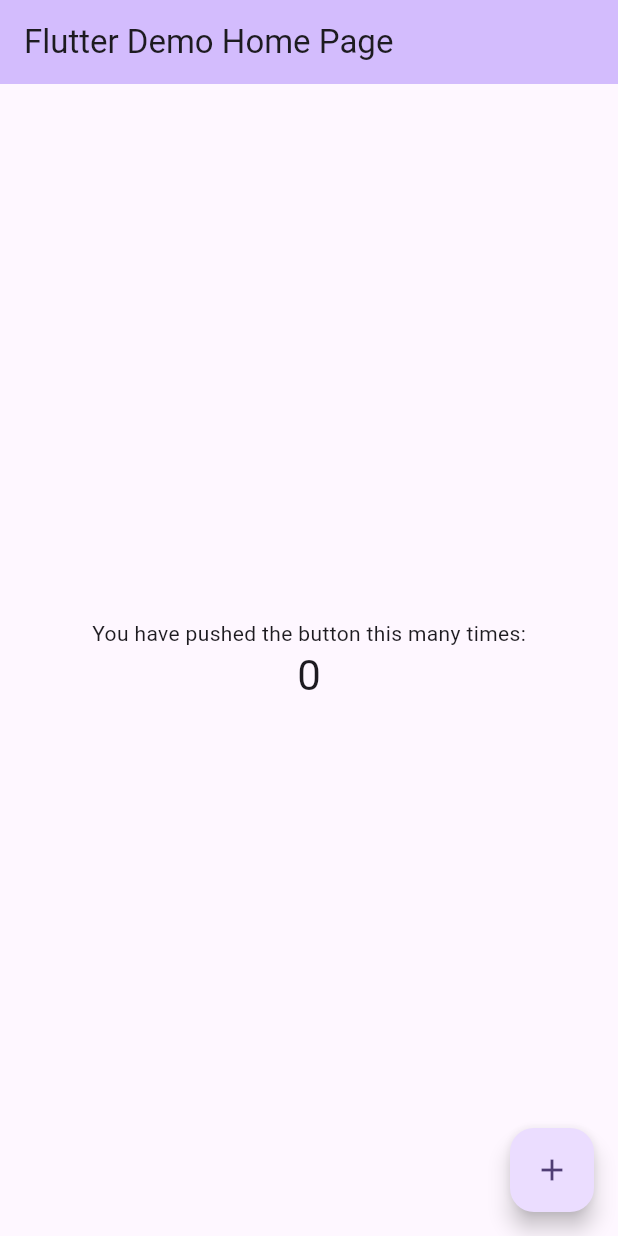
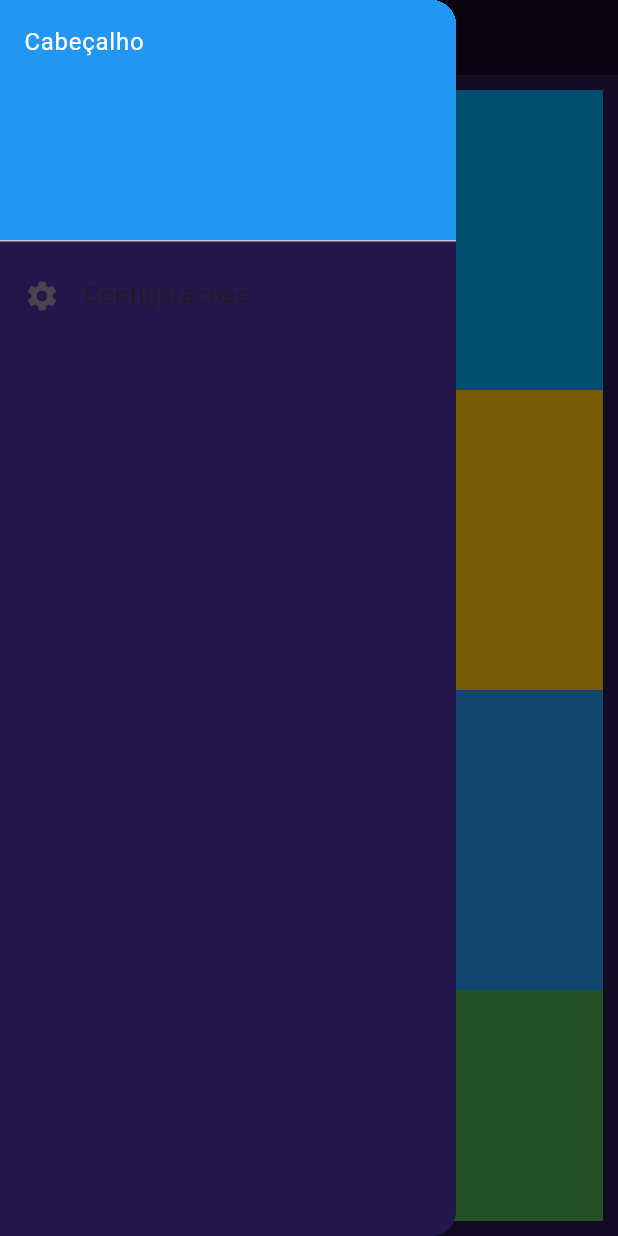
Before and after one commit to LucasMalaquias134/AgendaClienteApp, a Flutter app: the screen it shows after launch, with the side drawer open (before the commit the screen has no drawer), on a phone screen of 412 x 824 dp. Run offline on Flutter 3.47's test engine with Material 3 defaults, Android fonts, the phone set to English and light mode, and no system bars.

Commit message:
primeiras modificações

```diff
--- /dev/null
+++ b/lib/ajudantes/appbargeral.dart
@@ -0,0 +1,20 @@
+import 'package:flutter/material.dart';
+
+class Appbargeral extends StatelessWidget implements PreferredSizeWidget {
+  const new({super.key});
+
+  @override
+  Size get preferredSize => Size.fromHeight(50);
+
+  @override
+  Widget build(BuildContext context) {
+    return AppBar(
+      title: Text(
+        "Usuário",
+        style: TextStyle(color: Color.fromARGB(255, 255, 255, 255)),
+      ),
+      backgroundColor: Color.fromARGB(255, 19, 13, 38),
+      iconTheme: const IconThemeData(color: Color.fromARGB(255, 255, 255, 255)),
+    );
+  }
+}
--- /dev/null
+++ b/lib/ajudantes/drawergeral.dart
@@ -0,0 +1,36 @@
+import 'package:agendacliente/pages/configuracao.dart';
+import 'package:flutter/material.dart';
+
+class Drawergeral extends StatefulWidget {
+  const new({super.key});
+
+  @override
+  State<Drawergeral> createState() => _DrawergeralState();
+}
+
+class _DrawergeralState extends State<Drawergeral> {
+  @override
+  Widget build(BuildContext context) {
+    return Drawer(
+      backgroundColor: Color.fromARGB(255, 36, 23, 76),
+      child: ListView(
+        children: [
+          const DrawerHeader(
+            decoration: BoxDecoration(color: Colors.blue),
+            child: Text('Cabeçalho', style: TextStyle(color: Colors.white)),
+          ),
+          ListTile(
+            leading: const Icon(Icons.settings),
+            title: const Text('Configurações'),
+            onTap: () {
+              Navigator.pushReplacement(
+                context,
+                MaterialPageRoute(builder: (context) => const Configuracao()),
+              );
+            },
+          ),
+        ],
+      ),
+    );
+  }
+}
--- a/lib/main.dart
+++ b/lib/main.dart
@@ -1,3 +1,4 @@
+import 'package:agendacliente/splashes/splash1.dart';
 import 'package:flutter/material.dart';
 
 void main() {
@@ -11,112 +12,10 @@ class MyApp extends StatelessWidget {
   @override
   Widget build(BuildContext context) {
     return MaterialApp(
+      debugShowCheckedModeBanner: false,
       title: 'Flutter Demo',
-      theme: ThemeData(
-        // This is the theme of your application.
-        //
-        // TRY THIS: Try running your application with "flutter run". You'll see
-        // the application has a purple toolbar. Then, without quitting the app,
-        // try changing the seedColor in the colorScheme below to Colors.green
-        // and then invoke "hot reload" (save your changes or press the "hot
-        // reload" button in a Flutter-supported IDE, or press "r" if you used
-        // the command line to start the app).
-        //
-        // Notice that the counter didn't reset back to zero; the application
-        // state is not lost during the reload. To reset the state, use hot
-        // restart instead.
-        //
-        // This works for code too, not just values: Most code changes can be
-        // tested with just a hot reload.
-        colorScheme: .fromSeed(seedColor: Colors.deepPurple),
-      ),
-      home: const MyHomePage(title: 'Flutter Demo Home Page'),
+      theme: ThemeData(colorScheme: .fromSeed(seedColor: Colors.deepPurple)),
+      home: const Splash1(),
     );
   }
 }
-
-class MyHomePage extends StatefulWidget {
-  const MyHomePage({super.key, required this.title});
-
-  // This widget is the home page of your application. It is stateful, meaning
-  // that it has a State object (defined below) that contains fields that affect
-  // how it looks.
-
-  // This class is the configuration for the state. It holds the values (in this
-  // case the title) provided by the parent (in this case the App widget) and
-  // used by the build method of the State. Fields in a Widget subclass are
-  // always marked "final".
-
-  final String title;
-
-  @override
-  State<MyHomePage> createState() => _MyHomePageState();
-}
-
-class _MyHomePageState extends State<MyHomePage> {
-  int _counter = 0;
-
-  void _incrementCounter() {
-    setState(() {
-      // This call to setState tells the Flutter framework that something has
-      // changed in this State, which causes it to rerun the build method below
-      // so that the display can reflect the updated values. If we changed
-      // _counter without calling setState(), then the build method would not be
-      // called again, and so nothing would appear to happen.
-      _counter++;
-    });
-  }
-
-  @override
-  Widget build(BuildContext context) {
-    // This method is rerun every time setState is called, for instance as done
-    // by the _incrementCounter method above.
-    //
-    // The Flutter framework has been optimized to make rerunning build methods
-    // fast, so that you can just rebuild anything that needs updating rather
-    // than having to individually change instances of widgets.
-    return Scaffold(
-      appBar: AppBar(
-        // TRY THIS: Try changing the color here to a specific color (to
-        // Colors.amber, perhaps?) and trigger a hot reload to see the AppBar
-        // change color while the other colors stay the same.
-        backgroundColor: Theme.of(context).colorScheme.inversePrimary,
-        // Here we take the value from the MyHomePage object that was created by
-        // the App.build method, and use it to set our appbar title.
-        title: Text(widget.title),
-      ),
-      body: Center(
-        // Center is a layout widget. It takes a single child and positions it
-        // in the middle of the parent.
-        child: Column(
-          // Column is also a layout widget. It takes a list of children and
-          // arranges them vertically. By default, it sizes itself to fit its
-          // children horizontally, and tries to be as tall as its parent.
-          //
-          // Column has various properties to control how it sizes itself and
-          // how it positions its children. Here we use mainAxisAlignment to
-          // center the children vertically; the main axis here is the vertical
-          // axis because Columns are vertical (the cross axis would be
-          // horizontal).
-          //
-          // TRY THIS: Invoke "debug painting" (choose the "Toggle Debug Paint"
-          // action in the IDE, or press "p" in the console), to see the
-          // wireframe for each widget.
-          mainAxisAlignment: .center,
-          children: [
-            const Text('You have pushed the button this many times:'),
-            Text(
-              '$_counter',
-              style: Theme.of(context).textTheme.headlineMedium,
-            ),
-          ],
-        ),
-      ),
-      floatingActionButton: FloatingActionButton(
-        onPressed: _incrementCounter,
-        tooltip: 'Increment',
-        child: const Icon(Icons.add),
-      ),
-    );
-  }
-}
--- /dev/null
+++ b/lib/pages/home.dart
@@ -0,0 +1,35 @@
+import 'package:agendacliente/ajudantes/appbargeral.dart';
+import 'package:agendacliente/ajudantes/drawergeral.dart';
+import 'package:flutter/material.dart';
+
+class Home extends StatefulWidget {
+  const new({super.key});
+
+  @override
+  State<Home> createState() => _HomeState();
+}
+
+class _HomeState extends State<Home> {
+  @override
+  Widget build(BuildContext context) {
+    return Scaffold(
+      backgroundColor: Color.fromARGB(255, 36, 23, 76),
+      body: Center(
+        child: Padding(
+          padding: EdgeInsetsGeometry.all(10),
+          child: ListView(
+            children: [
+              Container(height: 200, color: Colors.lightBlue),
+              Container(height: 200, color: Colors.amber),
+              Container(height: 200, color: Colors.blue),
+              Container(height: 200, color: Colors.green),
+              Container(height: 200, color: Colors.red),
+            ],
+          ),
+        ),
+      ),
+      drawer: Drawergeral(),
+      appBar: Appbargeral(),
+    );
+  }
+}
```
Also changed, not shown: lib/ajudantes/cores.dart (added, +9 -0 lines), lib/pages/configuracao.dart (added, +57 -0 lines), lib/splashes/splash1.dart (added, +44 -0 lines).
